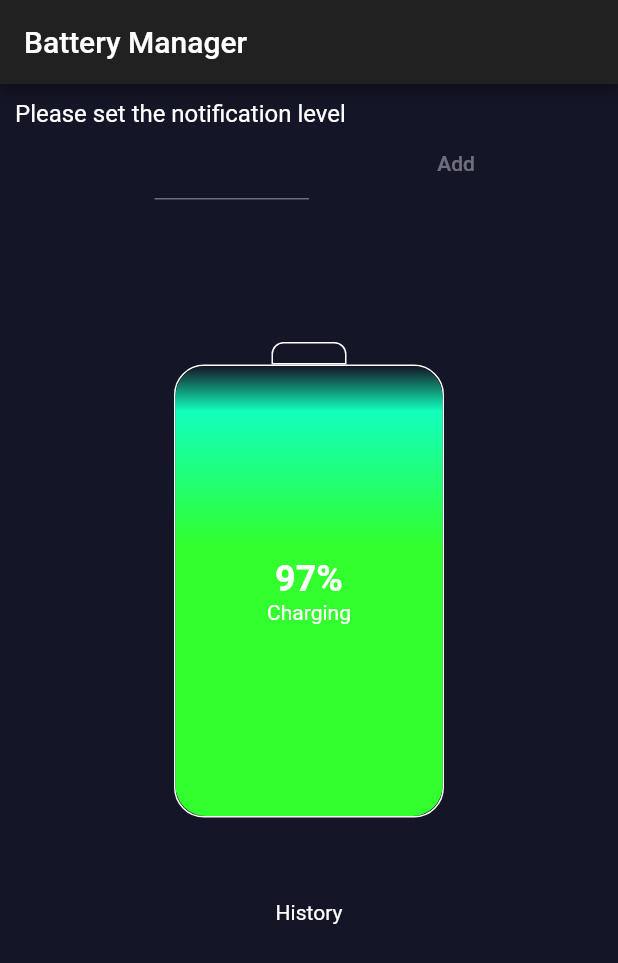
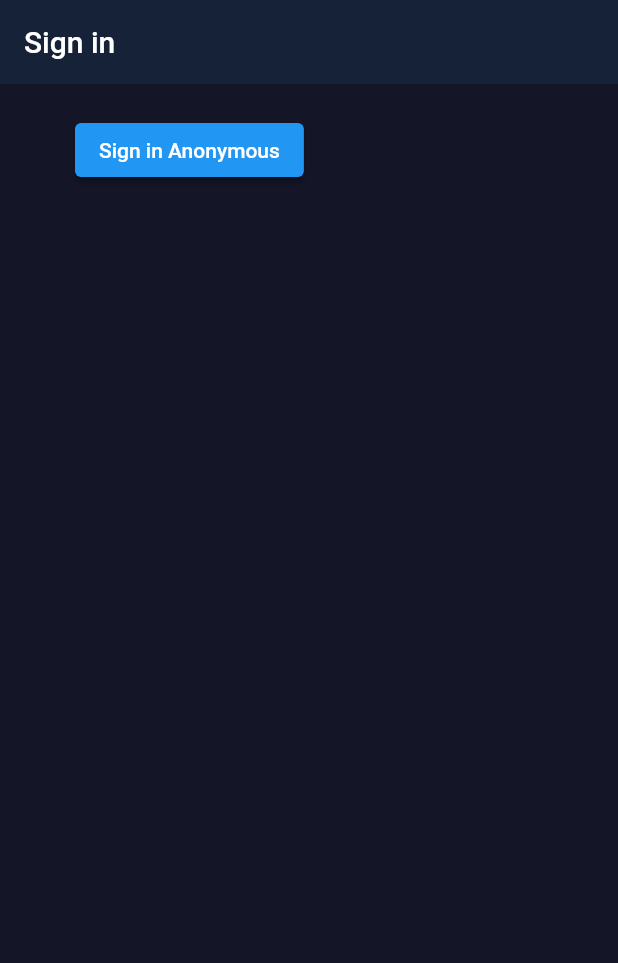
Before and after one commit to Dasunx/mobile_battery_manager, a Flutter app: the screen it shows after launch, on a phone screen of 412 x 824 dp. Shown: the top 963 px of the screen. Run offline on Flutter 3.47's test engine with Material 2 defaults, Android fonts, the phone set to English and light mode, and no system bars; our stand-ins replace battery, cloud_firestore, firebase_auth, firebase_core, flutter_local_notifications; accounts and stored records are empty.

Commit message:
anonymoussignin

```diff
--- /dev/null
+++ b/lib/classes/new_user.dart
@@ -0,0 +1,5 @@
+class NewUser {
+  final String? uid;
+
+  NewUser({this.uid});
+}
--- a/lib/main.dart
+++ b/lib/main.dart
@@ -1,4 +1,4 @@
-import 'package:battery_manager/screens/battery.dart';
+import 'package:battery_manager/screens/wrapper.dart';
 import 'package:battery_manager/services/notificationService.dart';
 import 'package:firebase_core/firebase_core.dart';
 import 'package:flutter/cupertino.dart';
@@ -8,8 +8,12 @@ import 'package:flutter_local_notifications/flutter_local_notifications.dart';
 final FlutterLocalNotificationsPlugin notificationsPlugin =
     FlutterLocalNotificationsPlugin();
 
+var initializationSettingsAndroid =
+    new AndroidInitializationSettings('app_icon');
+
 void main() async {
   WidgetsFlutterBinding.ensureInitialized();
+  await Firebase.initializeApp();
   await NotificationService().init();
   runApp(MyApp());
 }
@@ -70,7 +74,7 @@ class _MyAppState extends State<MyApp> {
         brightness: Brightness.dark,
         primarySwatch: Colors.blue,
       ),
-      home: BatteryUI(),
+      home: Wrapper(),
     );
   }
 }
--- /dev/null
+++ b/lib/screens/authenticate/authenticate.dart
@@ -0,0 +1,17 @@
+import 'package:battery_manager/screens/authenticate/sign_in.dart';
+import 'package:flutter/material.dart';
+
+class Authenticate extends StatefulWidget {
+  @override
+  _AuthenticateState createState() => _AuthenticateState();
+}
+
+class _AuthenticateState extends State<Authenticate> {
+  @override
+  Widget build(BuildContext context) {
+    // TODO: implement build
+    return Container(
+      child: SignIn(),
+    );
+  }
+}
--- /dev/null
+++ b/lib/screens/authenticate/sign_in.dart
@@ -0,0 +1,41 @@
+import 'package:battery_manager/constants/constants.dart';
+import 'package:battery_manager/services/auth.dart';
+import 'package:flutter/material.dart';
+
+class SignIn extends StatefulWidget {
+  const SignIn({Key? key}) : super(key: key);
+
+  @override
+  _SignInState createState() => _SignInState();
+}
+
+class _SignInState extends State<SignIn> {
+  final AuthService _auth = AuthService();
+
+  @override
+  Widget build(BuildContext context) {
+    return Scaffold(
+      backgroundColor: primary_bg_color,
+      appBar: AppBar(
+        backgroundColor: secondary_bg_color,
+        elevation: 0.0,
+        title: Text('Sign in'),
+      ),
+      body: Container(
+        padding: EdgeInsets.symmetric(vertical: 20.0, horizontal: 50.0),
+        child: ElevatedButton(
+          child: Text('Sign in Anonymous'),
+          onPressed: () async {
+            dynamic result = await _auth.signInAnon();
+            if (result == null) {
+              print('error signing in');
+            } else {
+              print('sign in ');
+              print(result.uid);
+            }
+          },
+        ),
+      ),
+    );
+  }
+}
--- /dev/null
+++ b/lib/screens/wrapper.dart
@@ -0,0 +1,10 @@
+import 'package:battery_manager/screens/authenticate/authenticate.dart';
+import 'package:flutter/material.dart';
+
+class Wrapper extends StatelessWidget {
+  @override
+  Widget build(BuildContext context) {
+    // TODO: implement build
+    return Authenticate();
+  }
+}
```
Also changed, not shown: lib/screens/home/home.dart (added, +11 -0 lines), lib/services/auth.dart (added, +30 -0 lines), pubspec.yaml (+5 -2 lines), assets/icons/chat.svg (added), assets/icons/facebook.svg (added), assets/icons/google-plus.svg (added), assets/icons/login.svg (added), assets/icons/signup.svg (added), assets/icons/twitter.svg (added), assets/images/login_bottom.png (added), assets/images/main_bottom.png (added), assets/images/main_top.png (added), assets/images/signup_top.png (added), pubspec.lock, 2 other files.
